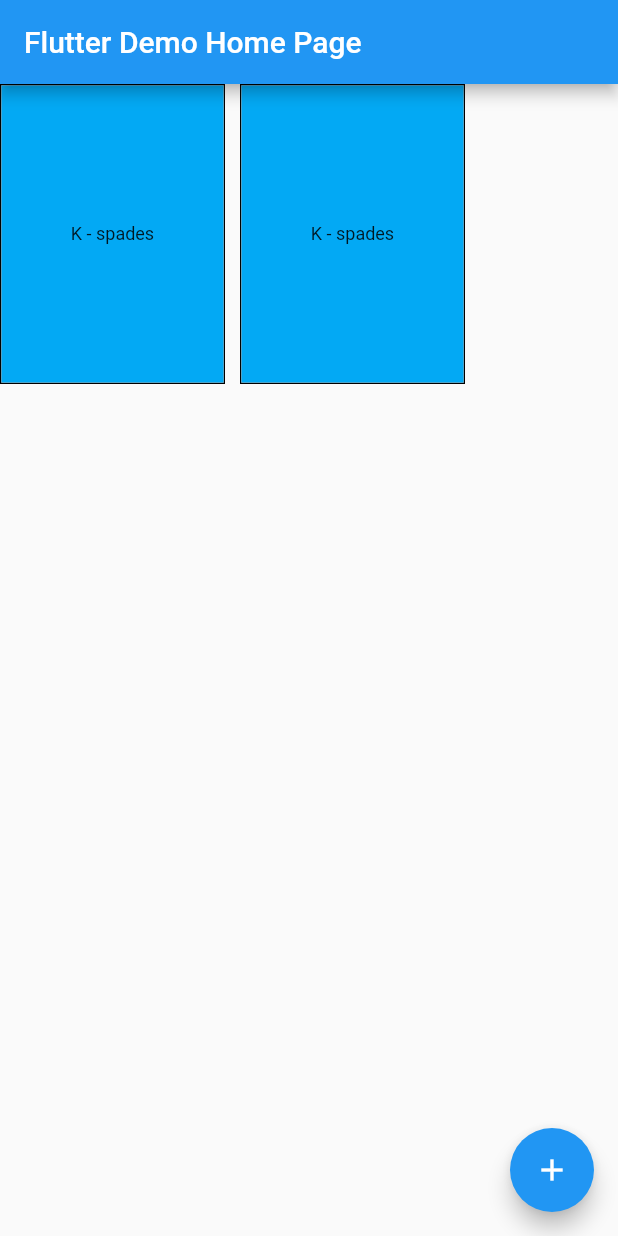
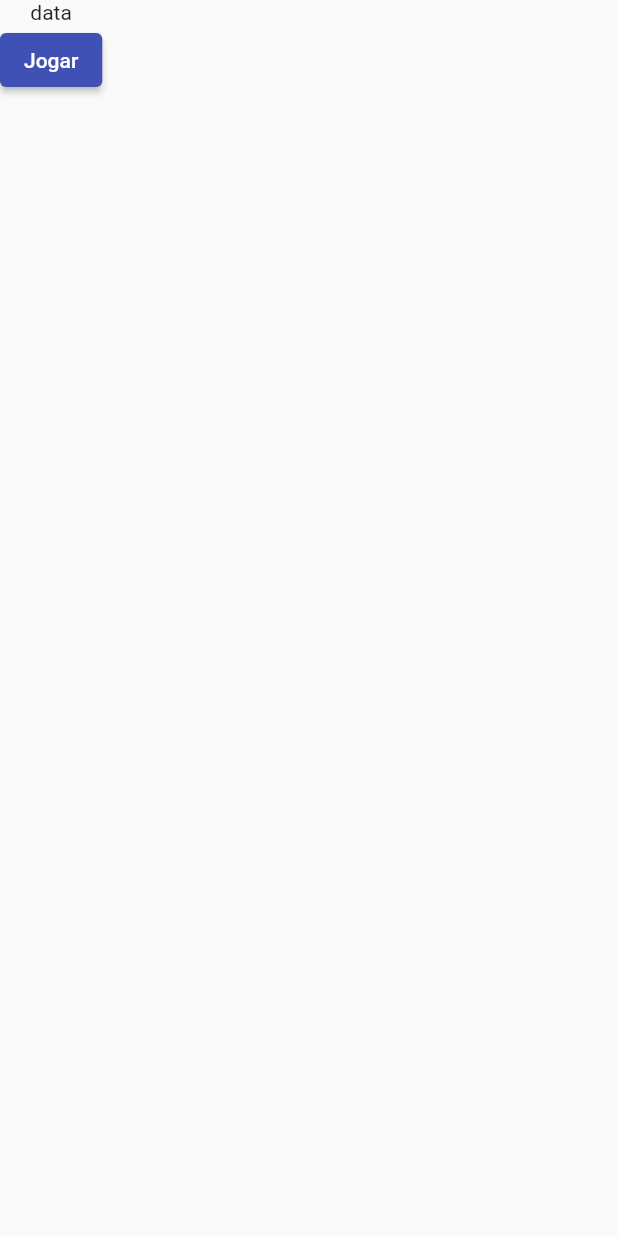
Before and after one commit to RMoroni/momo_card_games, a Flutter app: the screen it shows after launch, on a phone screen of 412 x 824 dp. Run offline on Flutter 3.47's test engine with Material 2 defaults, Android fonts, the phone set to English and light mode, and no system bars; our stand-ins replace get_it.

Commit message:
adiciona telas separadas

```diff
--- a/lib/app/navigation/routes.dart
+++ b/lib/app/navigation/routes.dart
@@ -1,11 +1,11 @@
+import 'package:momo_card_games/ui/ui.dart';
+
 class Routes {
   static const home = '/home';
-  static const signUp = '/sign-up';
-  static const signIn = '/sign-in';
+  static const klondike = '/klondike';
 
   static final routes = {
-    // Routes.home: (_) => HomeScreen(),
-    // Routes.signUp: (_) => const SignUpScreen(),
-    // Routes.signIn: (_) => const SignInScreen(),
+    Routes.home: (_) => HomeScreen(),
+    Routes.klondike: (_) => KlondikeScreen(),
   };
 }
--- a/lib/main.dart
+++ b/lib/main.dart
@@ -1,77 +1,24 @@
 import 'package:flutter/material.dart';
-import 'package:momo_card_games/domain/domain.dart';
-import 'package:momo_card_games/ui/shared/components/card_component.dart';
-import 'package:momo_card_games/ui/shared/components/components.dart';
+import 'package:momo_card_games/app/app.dart';
+import 'package:momo_card_games/ui/ui.dart';
 
 void main() {
+  setup();
   runApp(const MyApp());
 }
 
 class MyApp extends StatelessWidget {
   const MyApp({super.key});
 
-  // This widget is the root of your application.
   @override
   Widget build(BuildContext context) {
     return MaterialApp(
-      title: 'Flutter Demo',
+      title: 'Momo Klondike',
       theme: ThemeData(
-        // This is the theme of your application.
-        //
-        // Try running your application with "flutter run". You'll see the
-        // application has a blue toolbar. Then, without quitting the app, try
-        // changing the primarySwatch below to Colors.green and then invoke
-        // "hot reload" (press "r" in the console where you ran "flutter run",
-        // or simply save your changes to "hot reload" in a Flutter IDE).
-        // Notice that the counter didn't reset back to zero; the application
-        // is not restarted.
-        primarySwatch: Colors.blue,
+        primarySwatch: Colors.indigo,
       ),
-      home: MyHomePage(title: 'Flutter Demo Home Page'),
+      home: HomeScreen(),
+      routes: Routes.routes,
     );
   }
 }
-
-class MyHomePage extends StatefulWidget {
-  MyHomePage({super.key, required this.title});
-
-  final String title;
-  final deck1 = CardExtension.createDeck();
-  final deck2 = CardExtension.createDeck();
-
-  @override
-  State<MyHomePage> createState() => _MyHomePageState();
-}
-
-class _MyHomePageState extends State<MyHomePage> {
-  int _counter = 0;
-
-  void _incrementCounter() {
-    setState(() {
-      _counter++;
-    });
-  }
-
-  @override
-  Widget build(BuildContext context) {
-    widget.deck1.shuffle();
-    widget.deck2.shuffle();
-    return Scaffold(
-      appBar: AppBar(
-        title: Text(widget.title),
-      ),
-      body: Row(
-        children: [
-          DeckComponent(limit: 5, cards: widget.deck1.sublist(0,5)),
-          SizedBox(width: 10),
-          DeckComponent(limit: 5, cards: widget.deck2.sublist(0,5)),
-        ],
-      ),
-      floatingActionButton: FloatingActionButton(
-        onPressed: _incrementCounter,
-        tooltip: 'Increment',
-        child: const Icon(Icons.add),
-      ), // This trailing comma makes auto-formatting nicer for build methods.
-    );
-  }
-}
--- /dev/null
+++ b/lib/ui/home/home.dart
@@ -0,0 +1 @@
+export 'screens/screens.dart';
--- /dev/null
+++ b/lib/ui/home/screens/home_screen.dart
@@ -0,0 +1,30 @@
+import 'package:flutter/material.dart';
+
+import '../../../app/injectable/injectable.dart';
+import '../../../app/navigation/navigator.dart';
+import '../../../app/navigation/routes.dart';
+
+class HomeScreen extends StatelessWidget {
+  HomeScreen({super.key});
+
+  final navigator = injectable.get<NavigatorInterface>();
+
+  @override
+  Widget build(BuildContext context) {
+    return Scaffold(
+      body: Column(children: [
+        Text('data'),
+        ElevatedButton(
+          onPressed: () {
+            navigator.pushNamed(
+              context: context,
+              route: Routes.klondike,
+            );
+          },
+          child: Text('Jogar'),
+        ),
+      ],),
+    );
+  }
+
+}
--- /dev/null
+++ b/lib/ui/home/screens/screens.dart
@@ -0,0 +1 @@
+export 'home_screen.dart';
--- /dev/null
+++ b/lib/ui/klondike/klondike.dart
@@ -0,0 +1 @@
+export 'screens/screens.dart';
--- /dev/null
+++ b/lib/ui/klondike/screens/screens.dart
@@ -0,0 +1 @@
+export 'klondike_screen.dart';
--- a/lib/ui/ui.dart
+++ b/lib/ui/ui.dart
@@ -1 +1,3 @@
+export 'home/home.dart';
 export 'shared/shared.dart';
+export 'klondike/klondike.dart';
--- a/pubspec.yaml
+++ b/pubspec.yaml
@@ -1,5 +1,5 @@
 name: momo_card_games
-description: Jogos de carta para a vivi.
+description: klondike para a vivi.
 # The following line prevents the package from being accidentally published to
 # pub.dev using `flutter pub publish`. This is preferred for private packages.
 publish_to: 'none' # Remove this line if you wish to publish to pub.dev
@@ -36,7 +36,6 @@ dependencies:
   # Use with the CupertinoIcons class for iOS style icons.
   cupertino_icons: ^1.0.2
   get_it: ^7.6.0
-  flutter_bloc: ^8.1.2
 
 dev_dependencies:
   flutter_test:
```
Also changed, not shown: lib/app/injectable/injectable.dart (+0 -12 lines), lib/ui/klondike/screens/klondike_screen.dart (added, +42 -0 lines).
